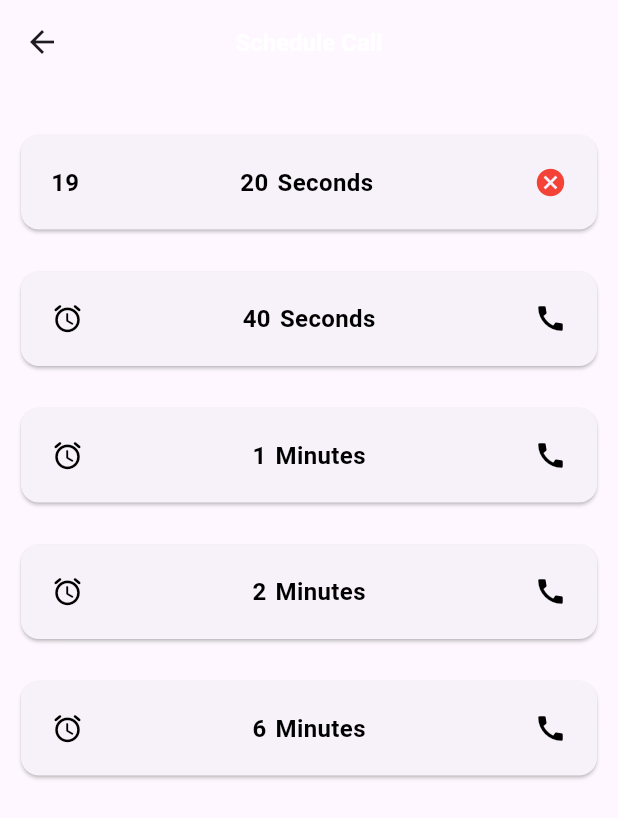
After one commit to KhalidIdouahman/santa_app_2024, a Flutter app: the CounterCallPage screen opened directly, after a tap on "20", on a phone screen of 412 x 824 dp. The commit adds this screen. Shown: the top 818 px of the screen. Run offline on Flutter 3.47's test engine with Material 3 defaults, Android fonts, the phone set to English and light mode, and no system bars; our stand-ins replace dismissible_page.

Commit message:
counter call page designed , and it's functionalities work well , but it needs do this work in the background of the app.

```diff
--- a/lib/constants/text.dart
+++ b/lib/constants/text.dart
@@ -3,6 +3,7 @@ import 'package:santa_app_2024/constants/colors.dart';
 import 'package:santa_app_2024/models/chat_models/text_chat.dart';
 import 'package:santa_app_2024/models/chat_models/user_chat.dart';
 import 'package:santa_app_2024/models/home_item_data.dart';
+import 'package:santa_app_2024/models/schedule_call.dart';
 
 final List<HomeItemsData> homeItemsData = [
   HomeItemsData(
@@ -123,10 +124,74 @@ final List<ChatText> chatTextData = [
 ];
 
 final List<UserChat> usersList = [
-  const UserChat(userName: "Santa", imgUrl: "assets/images/santa_calling_2.jpg", userStatus: "Online" , phoneNum: "+1323486543",),
-  const UserChat(userName: "Jeffy", imgUrl: "assets/images/santa_calling_2.jpg", userStatus: "Online" , phoneNum: "+1579330723",),
-  const UserChat(userName: "Bowser Junior", imgUrl: "assets/images/santa_calling_2.jpg", userStatus: "Online" , phoneNum: "+1857947301",),
-  const UserChat(userName: "Cody", imgUrl: "assets/images/santa_calling_2.jpg", userStatus: "Online" , phoneNum: "+1097493721",),
-  const UserChat(userName: "Rosalina", imgUrl: "assets/images/santa_calling_2.jpg", userStatus: "Online" , phoneNum: "+1344432940",),
-  const UserChat(userName: "Nancy", imgUrl: "assets/images/santa_calling_2.jpg", userStatus: "Online" , phoneNum: "+1468397973",),
+  const UserChat(
+    userName: "Santa",
+    imgUrl: "assets/images/santa_calling_2.jpg",
+    userStatus: "Online",
+    phoneNum: "+1323486543",
+  ),
+  const UserChat(
+    userName: "Jeffy",
+    imgUrl: "assets/images/santa_calling_2.jpg",
+    userStatus: "Online",
+    phoneNum: "+1579330723",
+  ),
+  const UserChat(
+    userName: "Bowser Junior",
+    imgUrl: "assets/images/santa_calling_2.jpg",
+    userStatus: "Online",
+    phoneNum: "+1857947301",
+  ),
+  const UserChat(
+    userName: "Cody",
+    imgUrl: "assets/images/santa_calling_2.jpg",
+    userStatus: "Online",
+    phoneNum: "+1097493721",
+  ),
+  const UserChat(
+    userName: "Rosalina",
+    imgUrl: "assets/images/santa_calling_2.jpg",
+    userStatus: "Online",
+    phoneNum: "+1344432940",
+  ),
+  const UserChat(
+    userName: "Nancy",
+    imgUrl: "assets/images/santa_calling_2.jpg",
+    userStatus: "Online",
+    phoneNum: "+1468397973",
+  ),
 ];
+
+// the list of scheduleCalls.
+final List<ScheduleCallObj> scheduleCalls = [
+  const ScheduleCallObj(
+    prefixIcon: Icons.alarm_rounded,
+    duration: 20,
+    unit: 'Seconds',
+    sufixIcon: Icons.call,
+  ),
+  const ScheduleCallObj(
+    prefixIcon: Icons.alarm_rounded,
+    duration: 40,
+    unit: 'Seconds',
+    sufixIcon: Icons.call,
+  ),
+  const ScheduleCallObj(
+    prefixIcon: Icons.alarm_rounded,
+    duration: 1,
+    unit: 'Minutes',
+    sufixIcon: Icons.call,
+  ),
+  const ScheduleCallObj(
+    prefixIcon: Icons.alarm_rounded,
+    duration: 2,
+    unit: 'Minutes',
+    sufixIcon: Icons.call,
+  ),
+  const ScheduleCallObj(
+    prefixIcon: Icons.alarm_rounded,
+    duration: 6,
+    unit: 'Minutes',
+    sufixIcon: Icons.call,
+  ),
+];
--- /dev/null
+++ b/lib/models/schedule_call.dart
@@ -0,0 +1,15 @@
+import 'package:flutter/material.dart';
+
+class ScheduleCallObj {
+  final IconData prefixIcon;
+  final int duration;
+  final String unit;
+  final IconData sufixIcon;
+
+  const ScheduleCallObj({
+    required this.prefixIcon,
+    required this.duration,
+    required this.unit,
+    required this.sufixIcon,
+  });
+}
--- /dev/null
+++ b/lib/pages/counter_call_page.dart
@@ -0,0 +1,98 @@
+import 'dart:async';
+import 'package:flutter/material.dart';
+import 'package:santa_app_2024/constants/text.dart';
+import 'package:santa_app_2024/pages/calling_page/making_call_page.dart';
+import 'package:santa_app_2024/widgets/counter_call_widgets/counter_call_item.dart';
+
+
+class CounterCallPage extends StatefulWidget {
+  const CounterCallPage({super.key});
+
+  @override
+  State<CounterCallPage> createState() => _CounterCallPageState();
+}
+
+class _CounterCallPageState extends State<CounterCallPage> {
+
+  // in this map i store in it the index of the clicked schedule call , and the and the duration that changes each second.
+  final Map<int, int> storeCounterDownTimers = {};
+
+// in this func i take the index of the clicked item to get from it the duration , and starts the timer.
+  void startCounter(int callIndex) {
+    final scheduleCall = scheduleCalls[callIndex];
+    int durationInSeconds = (scheduleCall.unit == 'Seconds')
+        ? scheduleCall.duration
+        : scheduleCall.duration * 60;
+
+    setState(() {
+      storeCounterDownTimers[callIndex] = durationInSeconds;
+    });
+
+// in this timer each second checkes if there is a value to be decremented else canceled the timer and go to call page.
+    Timer.periodic(const Duration(seconds: 1), (timer) {
+      if (storeCounterDownTimers[callIndex]! > 0) {
+        setState(() {
+          storeCounterDownTimers[callIndex] =
+              storeCounterDownTimers[callIndex]! - 1;
+        });
+      } else {
+        timer.cancel();
+        Navigator.push(
+          context,
+          MaterialPageRoute(
+            builder: (context) => MakeCallPage(user: usersList[0]),
+          ),
+        );
+        // this to make the list empty to let the icons of alarm and call to be back .
+        setState(() {
+          storeCounterDownTimers.remove(callIndex);
+        });
+      }
+    });
+  }
+
+// in this i check when some item is clicked if there is no a value in the map to start the timer else to stop it.
+  void timerHandler(int index) {
+    if (storeCounterDownTimers[index] == null) {
+      startCounter(index);
+    } else {
+      // Cancel countdown
+      setState(() {
+        storeCounterDownTimers.remove(index);
+      });
+    }
+  }
+
+  @override
+  Widget build(BuildContext context) {
+    return Scaffold(
+      appBar: AppBar(
+        title: const Text(
+          "Schedule Call",
+          style: TextStyle(
+            fontSize: 16,
+            fontWeight: FontWeight.bold,
+            color: Colors.white,
+          ),
+        ),
+        centerTitle: true,
+      ),
+      body: Padding(
+        padding: const EdgeInsets.only(top: 20),
+        // this listview creates the items of the counter page .
+        child: ListView.builder(
+          itemCount: scheduleCalls.length,
+          itemBuilder: (context, index) {
+            return buildListCounterCallItem(
+              scheduleCall: scheduleCalls[index],
+              storedTimes: storeCounterDownTimers,
+              onItemClicked: () {
+                timerHandler(index);
+              },
+            );
+          },
+        ),
+      ),
+    );
+  }
+}
--- a/lib/pages/home_page.dart
+++ b/lib/pages/home_page.dart
@@ -3,6 +3,7 @@ import 'package:santa_app_2024/constants/text.dart';
 import 'package:santa_app_2024/models/chat_models/user_chat.dart';
 import 'package:santa_app_2024/pages/calling_page/making_call_page.dart';
 import 'package:santa_app_2024/pages/chat_page.dart';
+import 'package:santa_app_2024/pages/counter_call_page.dart';
 import 'package:santa_app_2024/pages/other_characters_page.dart';
 import 'package:santa_app_2024/pages/wallpaper_page/wallpapers_page.dart';
 import 'package:santa_app_2024/widgets/home_widgets/header_of_home.dart';
@@ -100,7 +101,7 @@ void selectedItem(BuildContext myContext, int index) {
       Navigator.push(
         myContext,
         MaterialPageRoute(
-          builder: (myContext) => MakeCallPage(user: HomeScreen.userChat),
+          builder: (myContext) => const CounterCallPage(),
         ),
       );
       break;
--- /dev/null
+++ b/lib/widgets/counter_call_widgets/counter_call_item.dart
@@ -0,0 +1,83 @@
+import 'package:flutter/material.dart';
+import 'package:santa_app_2024/constants/text.dart';
+import 'package:santa_app_2024/models/schedule_call.dart';
+
+// this function returns the design of the item in counter page.
+
+// i need to search on this to understand it will .
+typedef CallbackAction = void Function();
+
+Widget buildListCounterCallItem({
+    required ScheduleCallObj scheduleCall,
+    required Map<int , int> storedTimes,
+    required CallbackAction onItemClicked,
+  }) {
+
+    // i get the index of the clicked item to change the icons depends on the value of it ,
+    final callIndex = scheduleCalls.indexOf(scheduleCall);
+    final remainingTime =
+        storedTimes[callIndex] ?? scheduleCall.duration;
+
+    return Padding(
+      padding: const EdgeInsets.all(10),
+      child: Card(
+        child: InkWell(
+          onTap: onItemClicked,
+          child: Padding(
+            padding: const EdgeInsets.all(20),
+            child: Row(
+              mainAxisAlignment: MainAxisAlignment.spaceBetween,
+              children: [
+                storedTimes[callIndex] == null
+                    ? Icon(
+                        scheduleCall.prefixIcon,
+                        color: Colors.black,
+                        size: 22,
+                      )
+                    : Text(
+                        remainingTime.toString(),
+                        style: const TextStyle(
+                          fontSize: 16,
+                          fontWeight: FontWeight.bold,
+                          color: Colors.black,
+                        ),
+                      ),
+                Row(
+                  children: [
+                    Text(
+                      scheduleCall.duration.toString(),
+                      style: const TextStyle(
+                        fontSize: 16,
+                        fontWeight: FontWeight.bold,
+                        color: Colors.black,
+                      ),
+                    ),
+                    const SizedBox(width: 6),
+                    Text(
+                      scheduleCall.unit,
+                      style: const TextStyle(
+                        fontSize: 16,
+                        fontWeight: FontWeight.bold,
+                        color: Colors.black,
+                      ),
+                    ),
+                  ],
+                ),
+                storedTimes[callIndex] == null
+                    ? const Icon(
+                        Icons.call,
+                        color: Colors.black,
+                        size: 22,
+                      )
+                    : const Icon(
+                        Icons.cancel,
+                        color: Colors.red,
+                        size: 22,
+                      ),
+              ],
+            ),
+          ),
+        ),
+      ),
+    );
+  }
```
